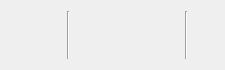
This is langitem.ui in chenxiaoquan233/CodeWarehouse as Qt 5 draws it before an edit. The edited form follows.
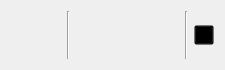
This is the edited form.

Diff of the .ui file:
```diff
--- a/langitem.ui
+++ b/langitem.ui
@@ -58,7 +58,13 @@
     </widget>
    </item>
    <item row="0" column="7">
-    <widget class="QLabel" name="del">
+    <widget class="QPushButton" name="del">
+     <property name="sizePolicy">
+      <sizepolicy hsizetype="Fixed" vsizetype="Fixed">
+       <horstretch>0</horstretch>
+       <verstretch>0</verstretch>
+      </sizepolicy>
+     </property>
      <property name="minimumSize">
       <size>
        <width>20</width>
@@ -77,9 +83,6 @@
      <property name="text">
       <string/>
      </property>
-     <property name="alignment">
-      <set>Qt::AlignCenter</set>
-     </property>
     </widget>
    </item>
    <item row="0" column="1">
```
